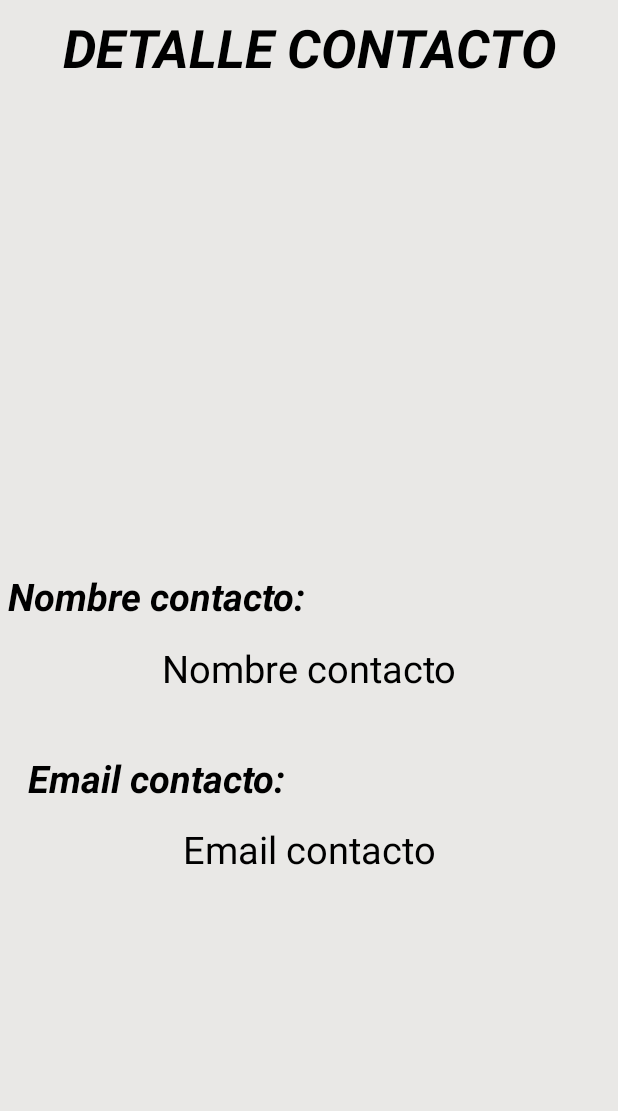
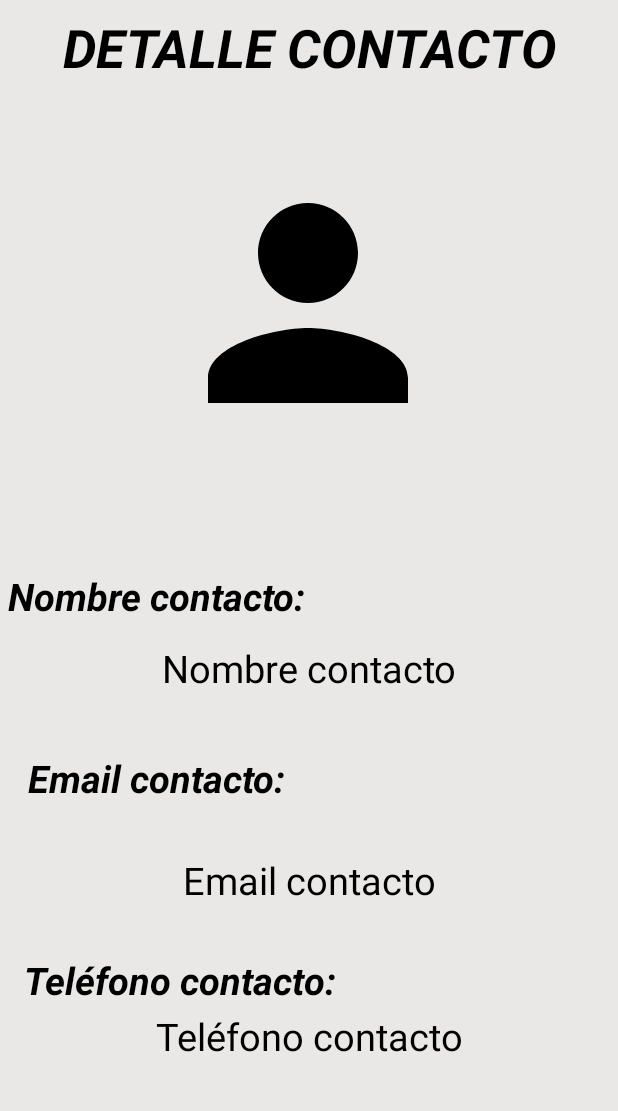
Before and after one commit to AlejandroV2204/CopiaSecureApp, an Android app: the fragment DetalleContactoFragment placed in its activity, on a phone screen of 412 x 824 dp, the part 84-1195 px from its top. Run offline under Robolectric (Android 15) with nearby library versions, the light colour scheme and no system bars; our stand-ins replace Firebase (no records; nobody signed in at launch, a user with empty details on screens opened directly); libraries missing offline, so code that uses them is left out: com.basgeekball.awesomevalidation.

```diff
--- a/SecureApp/app/src/main/java/com/example/secureapp/Fragments/DetalleContactoFragment.java
+++ b/SecureApp/app/src/main/java/com/example/secureapp/Fragments/DetalleContactoFragment.java
@@ -17,7 +17,7 @@ import com.example.secureapp.R;
 
 public class DetalleContactoFragment extends Fragment {
 
-    TextView nombreDetalle, apellidoDetalle, emailDetalle;
+    TextView nombreDetalle, apellidoDetalle, telefonoDetalle, emailDetalle;
     ImageView imagenDetalle;
 
     @Nullable
@@ -27,7 +27,7 @@ public class DetalleContactoFragment extends Fragment {
         View view = inflater.inflate(R.layout.fragment_detalle_contacto,container, false);
 
         nombreDetalle = view.findViewById(R.id.txt_nombreDetalleContacto);
-        apellidoDetalle = view.findViewById(R.id.txt_nombreDetalleContacto);
+        telefonoDetalle = view.findViewById(R.id.txt_telefonoDetalleContacto);
         emailDetalle = view.findViewById(R.id.txt_emailDetalleContacto);
         imagenDetalle = view.findViewById(R.id.imagen_detalleContacto);
 
@@ -41,10 +41,9 @@ public class DetalleContactoFragment extends Fragment {
             contacto = (MContacto) objetoContacto.getSerializable("objetoContacto");
 
             //Establecer los datos en las vistas
-            nombreDetalle.setText(contacto.getNombre());
-            apellidoDetalle.setText(contacto.getApellido());
+            nombreDetalle.setText(contacto.getNombre() + " " + contacto.getApellido());
             emailDetalle.setText(contacto.getEmail());
-            emailDetalle.setText(contacto.getTelefono());
+            telefonoDetalle.setText(contacto.getTelefono());
             //imagenDetalle.setImageResource(contacto.getImagenid());
         }
 
--- a/SecureApp/app/src/main/java/com/example/secureapp/Fragments/MainFragment.java
+++ b/SecureApp/app/src/main/java/com/example/secureapp/Fragments/MainFragment.java
@@ -36,6 +36,7 @@ import com.google.firebase.messaging.FirebaseMessagingService;
 
 public class MainFragment extends Fragment{
 
+    String str_bienvenido;
     TextView txt_bienvenido;
 
     FirebaseDatabase firebaseDatabase;
@@ -51,6 +52,7 @@ public class MainFragment extends Fragment{
 
         inicializarFireStore();
 
+        str_bienvenido = getString(R.string.pantalla_inicio_bienvenido);
         txt_bienvenido = view.findViewById(R.id.txt_bienvenido);
 
         tomarDatosUsuario();
@@ -83,8 +85,7 @@ public class MainFragment extends Fragment{
 
                         String nombre = document.getString("nombre");
 
-                        txt_bienvenido.setText("BIENVENID@ " + nombre);
-
+                        txt_bienvenido.setText(str_bienvenido + " " + nombre);
 
                     } else {
 
--- a/SecureApp/app/src/main/java/com/example/secureapp/Interfaces/IComunicaFragments.java
+++ b/SecureApp/app/src/main/java/com/example/secureapp/Interfaces/IComunicaFragments.java
@@ -2,10 +2,12 @@ package com.example.secureapp.Interfaces;
 
 import com.example.secureapp.Entidades.Contacto;
 import com.example.secureapp.Entidades.Grupo;
+import com.example.secureapp.Modelo.MContacto;
+import com.example.secureapp.Modelo.MGrupo;
 
 public interface IComunicaFragments {
 
-    public void enviarGrupo(Grupo grupo);
+    public void enviarGrupo(MGrupo grupo);
 
-    public void enviarContacto(Contacto contacto);
+    public void enviarContacto(MContacto contacto);
 }
--- a/SecureApp/app/src/main/java/com/example/secureapp/Modelo/MContacto.java
+++ b/SecureApp/app/src/main/java/com/example/secureapp/Modelo/MContacto.java
@@ -1,6 +1,8 @@
 package com.example.secureapp.Modelo;
 
-public class MContacto {
+import java.io.Serializable;
+
+public class MContacto implements Serializable{
 
     private String nombre, apellido, email, telefono;
 
--- a/SecureApp/app/src/main/java/com/example/secureapp/Modelo/MGrupo.java
+++ b/SecureApp/app/src/main/java/com/example/secureapp/Modelo/MGrupo.java
@@ -2,7 +2,9 @@ package com.example.secureapp.Modelo;
 
 import com.google.firebase.firestore.GeoPoint;
 
-public class MGrupo {
+import java.io.Serializable;
+
+public class MGrupo implements Serializable{
 
     private String nombre, descripcion, administrador, emailAdministrador, fechaCreacion, cantidadIntegrantes;
     private GeoPoint localizacion;
--- a/SecureApp/app/src/main/res/layout/fragment_detalle_contacto.xml
+++ b/SecureApp/app/src/main/res/layout/fragment_detalle_contacto.xml
@@ -28,13 +28,14 @@
         android:id="@+id/imagen_detalleContacto"
         android:layout_width="200dp"
         android:layout_height="200dp"
+        android:foreground="@drawable/ic_contacto"
+        android:padding="10dp"
         app:layout_constraintBottom_toBottomOf="parent"
         app:layout_constraintEnd_toEndOf="parent"
         app:layout_constraintHorizontal_bias="0.497"
         app:layout_constraintStart_toStartOf="parent"
         app:layout_constraintTop_toTopOf="parent"
-        app:layout_constraintVertical_bias="0.253"
-        android:padding="10dp">
+        app:layout_constraintVertical_bias="0.253">
 
     </ImageView>
 
@@ -78,6 +79,25 @@
 
     <TextView
 
+        android:id="@+id/txt_tituloDetalleContacto3"
+        android:layout_width="239dp"
+        android:layout_height="39dp"
+        android:text="@string/DC_telefono_contacto"
+        android:textAlignment="center"
+        android:textColor="@color/Texto_color"
+        android:textSize="25sp"
+        android:textStyle="bold|italic"
+        app:layout_constraintBottom_toBottomOf="parent"
+        app:layout_constraintEnd_toEndOf="parent"
+        app:layout_constraintHorizontal_bias="0.0"
+        app:layout_constraintStart_toStartOf="parent"
+        app:layout_constraintTop_toTopOf="parent"
+        app:layout_constraintVertical_bias="0.882">
+
+    </TextView>
+
+    <TextView
+
         android:id="@+id/txt_nombreDetalleContacto"
         android:layout_width="match_parent"
         android:layout_height="wrap_content"
@@ -99,7 +119,27 @@
         android:id="@+id/txt_emailDetalleContacto"
         android:layout_width="match_parent"
         android:layout_height="wrap_content"
+        android:maxLines="2"
         android:text="@string/DC_email_contacto_secundario"
+        android:textAlignment="center"
+        android:textAllCaps="false"
+        android:textColor="@color/Texto_color"
+        android:textSize="25sp"
+        app:layout_constraintBottom_toBottomOf="parent"
+        app:layout_constraintEnd_toEndOf="parent"
+        app:layout_constraintHorizontal_bias="0.0"
+        app:layout_constraintStart_toStartOf="parent"
+        app:layout_constraintTop_toTopOf="parent"
+        app:layout_constraintVertical_bias="0.792">
+
+    </TextView>
+
+    <TextView
+
+        android:id="@+id/txt_telefonoDetalleContacto"
+        android:layout_width="match_parent"
+        android:layout_height="wrap_content"
+        android:text="@string/DC_telefono_contacto_secundario"
         android:textAlignment="center"
         android:textColor="@color/Texto_color"
         android:textSize="25sp"
@@ -108,7 +148,7 @@
         app:layout_constraintHorizontal_bias="0.0"
         app:layout_constraintStart_toStartOf="parent"
         app:layout_constraintTop_toTopOf="parent"
-        app:layout_constraintVertical_bias="0.766">
+        app:layout_constraintVertical_bias="0.924">
 
     </TextView>
 
--- a/SecureApp/app/src/main/res/values/strings.xml
+++ b/SecureApp/app/src/main/res/values/strings.xml
@@ -53,6 +53,7 @@
     <string name="OP_botonRecuperar">RECUPERAR</string>
     ------------------------------------------------------------------------------------
     <string name="pantalla_inicio_titulo">PANTALLA DE INICIO</string>
+    <string name="pantalla_inicio_bienvenido">BIENVENID@</string>
     ------------------------------------------------------------------------------------
     <string name="pantalla_contactos_titulo">CONTACTOS</string>
 
@@ -68,6 +69,8 @@
     <string name="DC_nombre_contacto_secundario">Nombre contacto</string>
     <string name="DC_email_contacto">Email contacto:</string>
     <string name="DC_email_contacto_secundario">Email contacto</string>
+    <string name="DC_telefono_contacto">Teléfono contacto:</string>
+    <string name="DC_telefono_contacto_secundario">Teléfono contacto</string>
 
     <string name="LC_email">Email contacto</string>
     <string name="LC_telefono">Telefono contacto</string>
```
Also changed, not shown: SecureApp/app/src/main/java/com/example/secureapp/Activities/MainActivity.java (+26 -25 lines), SecureApp/app/src/main/java/com/example/secureapp/Adaptadores/AdapterContacto.java (+55 -3 lines), SecureApp/app/src/main/java/com/example/secureapp/Adaptadores/AdapterGrupo.java (+55 -6 lines), SecureApp/app/src/main/java/com/example/secureapp/Fragments/ContactoFragment.java (+0 -56 lines), SecureApp/app/src/main/java/com/example/secureapp/Fragments/DetalleGrupoFragment.java (+4 -4 lines), SecureApp/app/src/main/java/com/example/secureapp/Fragments/GrupoFragment.java (+1 -8 lines), SecureApp/app/src/main/res/layout/fragment_detalle_grupo.xml (+4 -3 lines), SecureApp/app/src/main/res/layout/lista_contactos.xml (+13 -13 lines), 69 other files.
